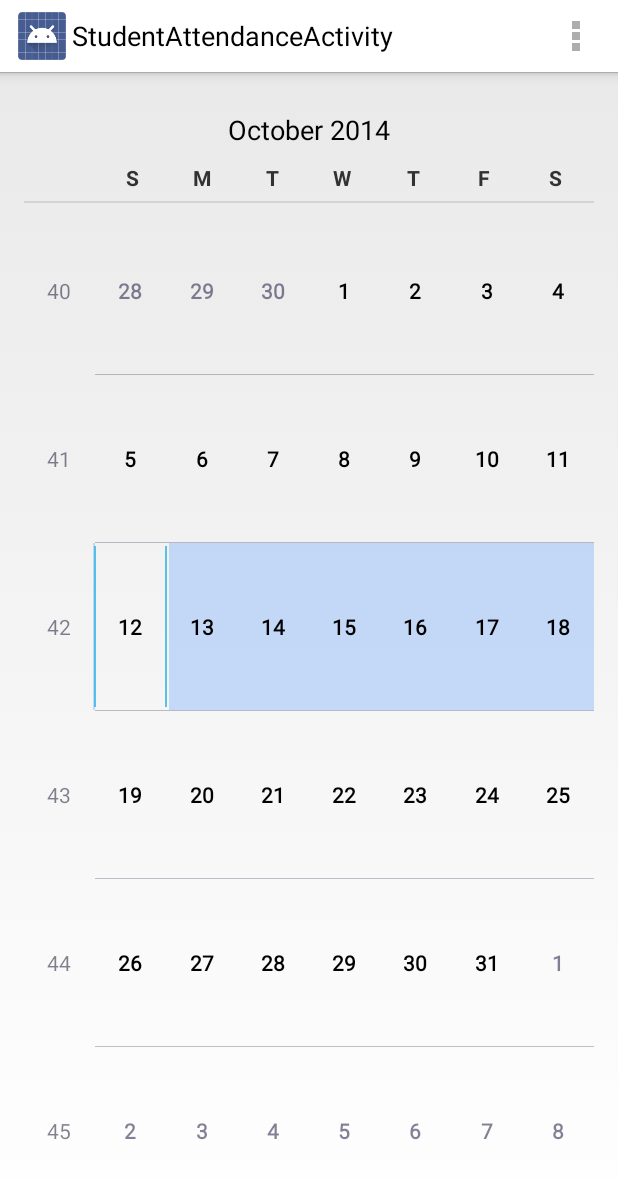
After one commit to kanaiyathacker/SchoolMate, an Android app: the StudentAttendanceActivity screen opened directly, with no data from a screen before it, on a phone screen of 412 x 824 dp. The commit adds this screen. Shown: the top 1179 px of the screen. Run offline under Robolectric (Android 15) with nearby library versions, the phone set to English and light mode, and no system bars.

Commit message:
commit files

```diff
--- a/app/src/main/AndroidManifest.xml
+++ b/app/src/main/AndroidManifest.xml
@@ -88,6 +88,10 @@
             android:name="com.vaiotech.schoolmate.DailyTimeTableActivity"
             android:label="@string/title_activity_daily_time_table" >
         </activity>
+        <activity
+            android:name="com.vaiotech.schoolmate.StudentAttendanceActivity"
+            android:label="@string/title_activity_student_attendance" >
+        </activity>
     </application>
 
 </manifest>
--- a/app/src/main/java/com/vaiotech/schoolmate/LoginDetailsActivity.java
+++ b/app/src/main/java/com/vaiotech/schoolmate/LoginDetailsActivity.java
@@ -100,6 +100,10 @@ public class LoginDetailsActivity extends Activity {
                 intent = new Intent(this ,DailyTimeTableActivity.class);
                 startActivity(intent);
                 break;
+            case R.id.studentAttandance:
+                intent = new Intent(this ,StudentAttendanceActivity.class);
+                startActivity(intent);
+                break;
 
         }
         return super.onOptionsItemSelected(item);
--- /dev/null
+++ b/app/src/main/java/com/vaiotech/schoolmate/StudentAttendanceActivity.java
@@ -0,0 +1,36 @@
+package com.vaiotech.schoolmate;
+
+import android.app.Activity;
+import android.os.Bundle;
+import android.view.Menu;
+import android.view.MenuItem;
+import com.vaiotech.myschool.R;
+
+public class StudentAttendanceActivity extends Activity {
+
+    @Override
+    protected void onCreate(Bundle savedInstanceState) {
+        super.onCreate(savedInstanceState);
+        setContentView(R.layout.activity_student_attendance);
+    }
+
+
+    @Override
+    public boolean onCreateOptionsMenu(Menu menu) {
+        // Inflate the menu; this adds items to the action bar if it is present.
+        getMenuInflater().inflate(R.menu.student_attendance, menu);
+        return true;
+    }
+
+    @Override
+    public boolean onOptionsItemSelected(MenuItem item) {
+        // Handle action bar item clicks here. The action bar will
+        // automatically handle clicks on the Home/Up button, so long
+        // as you specify a parent activity in AndroidManifest.xml.
+        int id = item.getItemId();
+        if (id == R.id.action_settings) {
+            return true;
+        }
+        return super.onOptionsItemSelected(item);
+    }
+}
--- /dev/null
+++ b/app/src/main/res/layout/activity_student_attendance.xml
@@ -0,0 +1,17 @@
+<RelativeLayout xmlns:android="http://schemas.android.com/apk/res/android"
+    xmlns:tools="http://schemas.android.com/tools"
+    android:layout_width="match_parent"
+    android:layout_height="match_parent"
+    android:paddingLeft="@dimen/activity_horizontal_margin"
+    android:paddingRight="@dimen/activity_horizontal_margin"
+    android:paddingTop="@dimen/activity_vertical_margin"
+    android:paddingBottom="@dimen/activity_vertical_margin"
+    tools:context="com.vaiotech.schoolmate.StudentAttendanceActivity">
+
+    <CalendarView
+        android:id="@+id/calendar"
+        android:layout_width="match_parent"
+        android:layout_height="match_parent" />
+
+
+</RelativeLayout>
--- a/app/src/main/res/menu/login_details.xml
+++ b/app/src/main/res/menu/login_details.xml
@@ -48,4 +48,9 @@
         android:orderInCategory="109"
         android:title="Daily Time Table" />
 
+    <item android:id="@+id/studentAttandance"
+        android:icon="@drawable/admission_icon"
+        android:orderInCategory="110"
+        android:title="Student Attendance" />
+
 </menu>
--- /dev/null
+++ b/app/src/main/res/menu/student_attendance.xml
@@ -0,0 +1,8 @@
+<menu xmlns:android="http://schemas.android.com/apk/res/android"
+    xmlns:tools="http://schemas.android.com/tools"
+    tools:context="com.vaiotech.schoolmate.StudentAttendanceActivity" >
+    <item android:id="@+id/action_settings"
+        android:title="@string/action_settings"
+        android:orderInCategory="100"
+        android:showAsAction="never" />
+</menu>
--- a/app/src/main/res/values/strings.xml
+++ b/app/src/main/res/values/strings.xml
@@ -26,5 +26,6 @@
     <string name="title_activity_about_us">AboutUs</string>
     <string name="title_activity_time_table">TimeTable</string>
     <string name="title_activity_daily_time_table">DailyTimeTableActivity</string>
+    <string name="title_activity_student_attendance">StudentAttendanceActivity</string>
 
 </resources>
```
